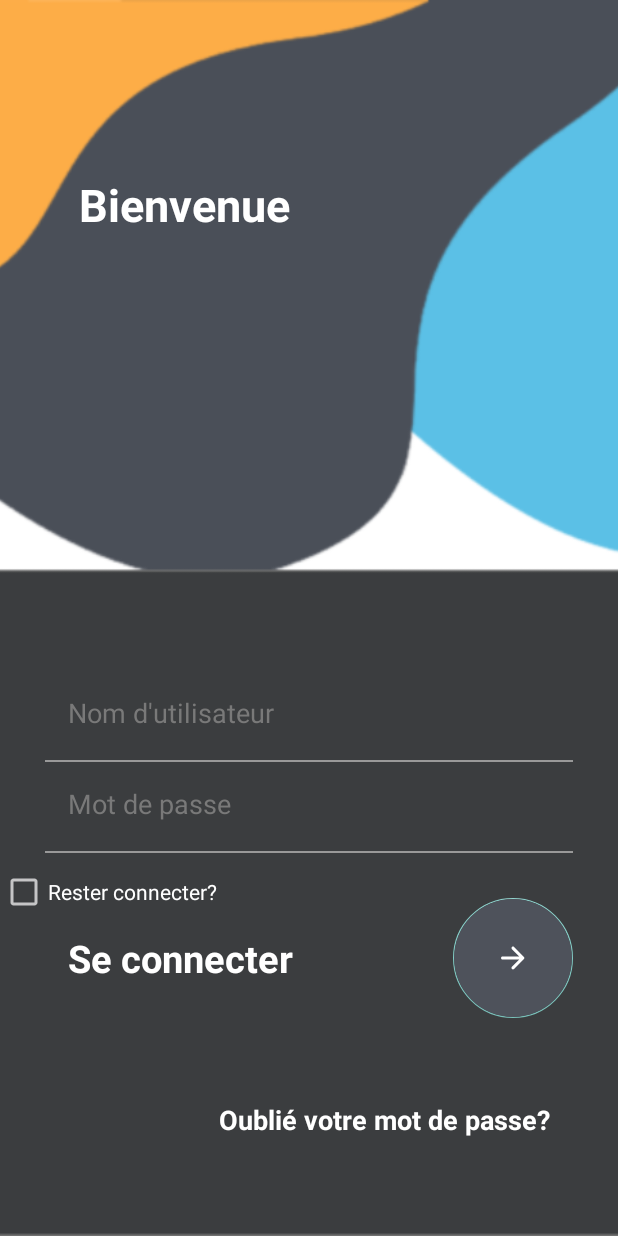
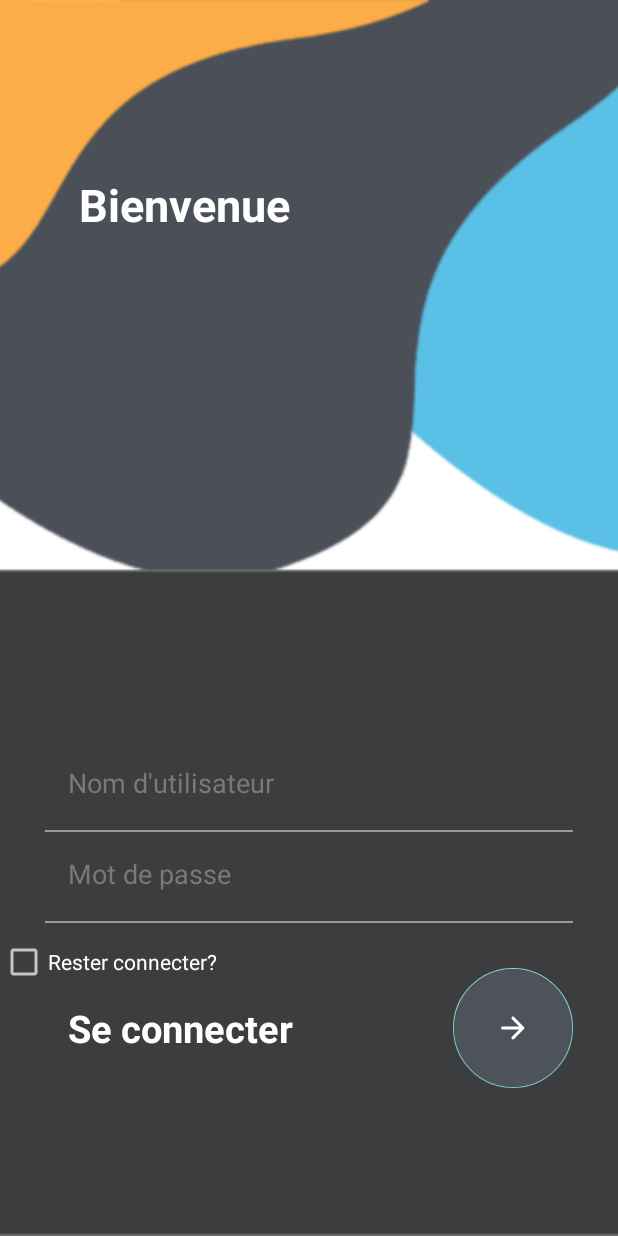
Before and after one commit to h-d3v/classroom-attendance, an Android app: the layout fragement_connexion.xml on its own in the app's theme, with its tools: preview values and no code run, on a phone screen of 412 x 824 dp. Run offline under Robolectric (Android 15) with nearby library versions, the phone set to English and light mode, and no system bars; network calls fail; Roboto replaces fonts that are not available here.

Commit message:
modification vue fragment_connexion.xml affichage message erreurs et suppression de mot de passe oublie

```diff
--- a/app/src/main/AndroidManifest.xml
+++ b/app/src/main/AndroidManifest.xml
@@ -3,8 +3,6 @@
     package="dti.g25.projet_s">
     <uses-permission android:name="android.permission.INTERNET"/>
 
-
-    <uses-permission android:name="android.permission.INTERNET"/>
 
     <application
         android:allowBackup="true"
@@ -22,7 +20,8 @@
         <activity android:name=".ui.activité.BtnTestVoirUnCoursGroupeActivity"/>
         <activity  android:name=".ui.activité.VoirCoursGroupeActivity">
             <intent-filter>
-                <action android:name="android.intent.action.VIEW" />
+                <action android:name="android.intent.action.MAIN" />
+                <category android:name="android.intent.category.LAUNCHER" />
             </intent-filter>
         </activity>
         <activity android:name=".ui.activité.PrendrePrésenceActivité">
--- a/app/src/main/res/layout/fragement_connexion.xml
+++ b/app/src/main/res/layout/fragement_connexion.xml
@@ -124,18 +124,8 @@
         <RelativeLayout
                 android:layout_width="match_parent"
                 android:layout_height="wrap_content"
-            android:layout_marginBottom="50dp"
+                android:layout_marginBottom="3dp"
                 android:layout_marginTop="20dp">
-
-            <TextView
-                android:layout_width="wrap_content"
-                android:layout_height="wrap_content"
-                android:layout_alignParentStart="true"
-                android:layout_centerInParent="true"
-                android:layout_marginStart="30dp"
-                android:padding="15dp"
-                android:textSize="18sp"
-                android:textStyle="bold" />
 
             <TextView
                     android:layout_width="wrap_content"
@@ -144,11 +134,10 @@
                     android:layout_centerInParent="true"
                     android:layout_marginEnd="30dp"
                     android:padding="15dp"
-                android:textColor="#FFFFFF"
-                android:text="@string/mdp_oublie"
+                    android:textColor="#B64D4D"
                     android:textSize="18sp"
                     android:textStyle="bold"
-                tools:ignore="RelativeOverlap" />
+                    tools:ignore="RelativeOverlap" android:id="@+id/txtMessageErreur"/>
         </RelativeLayout>
 
     </LinearLayout>
```
Also changed, not shown: 1 other file. Lines whose indentation alone changed are shown as unchanged.
